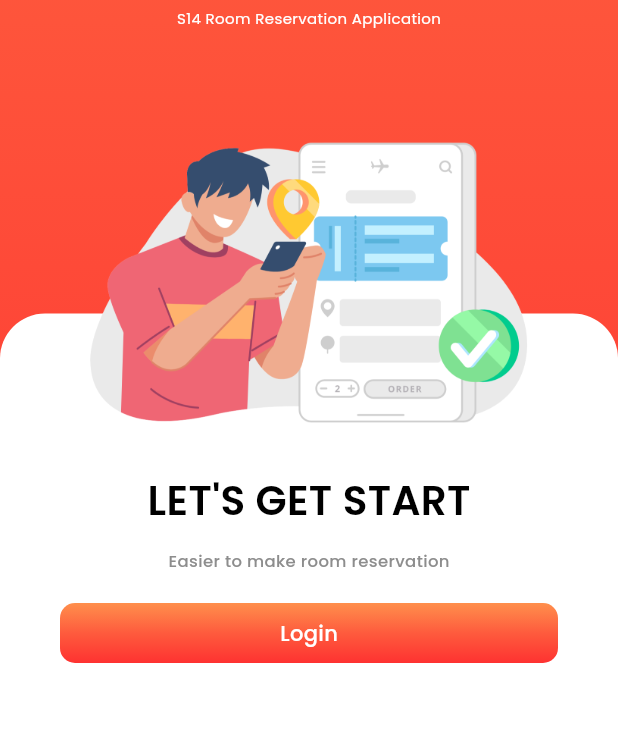
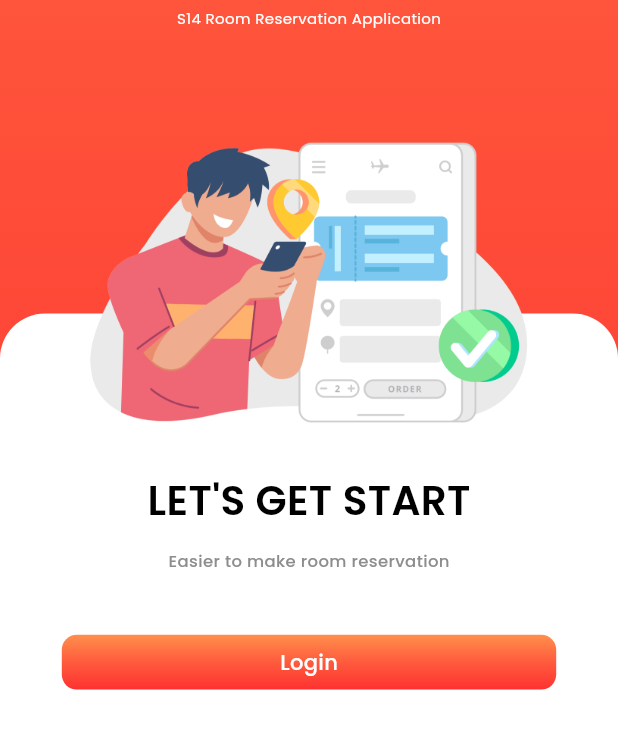
Before and after one commit to kayjirat/JongHong, a Flutter app: the screen it shows after launch, after a tap on "Login", on a phone screen of 412 x 824 dp, the part 384-1133 px from its top. Run offline on Flutter 3.47's test engine with Material 3 defaults, Android fonts, the phone set to English and light mode, and no system bars; our stand-ins replace cloud_firestore, firebase_auth, firebase_core, fluttertoast, google_sign_in; accounts and stored records are empty; network calls fail.

Commit message:
[EDIT] home page(login)

```diff
--- a/jonghong/lib/pages/home_page.dart
+++ b/jonghong/lib/pages/home_page.dart
@@ -30,7 +30,15 @@ class _HomepageState extends State<Homepage> {
 
   @override
   Widget build(BuildContext context) {
-    double screenHeight = MediaQuery.of(context).size.height;
+    // Get the screen width and height
+    final screenWidth = MediaQuery.of(context).size.width;
+    final screenHeight = MediaQuery.of(context).size.height;
+
+    // Calculate responsive padding and margin
+    final double horizontalMargin = screenWidth * 0.1; // 10% of screen width
+    final double verticalMargin = screenHeight * 0.05; // 5% of screen height
+    final double verticalPadding = screenHeight * 0.01; // 1% of screen height
+
     return MaterialApp(
       title: 'Home Page',
       home: Scaffold(
@@ -163,7 +171,6 @@ class _HomepageState extends State<Homepage> {
                                 final GoogleSignInAuthentication googleAuth =
                                     await googleUser.authentication;
 
-                                // ignore: unnecessary_null_comparison
                                 if (googleAuth == null) {
                                   print(
                                       'Google authentication data is not available.');
@@ -184,8 +191,8 @@ class _HomepageState extends State<Homepage> {
                                     msg:
                                         'Invalid email format. Please use @mail.kmutt.ac.th email address.',
                                     gravity: ToastGravity.CENTER,
-                                    backgroundColor: const Color.fromARGB(
-                                        255, 255, 149, 149),
+                                    backgroundColor:
+                                        Color.fromARGB(255, 255, 149, 149),
                                     textColor: Colors.white,
                                   );
                                   return;
@@ -201,8 +208,7 @@ class _HomepageState extends State<Homepage> {
                               Navigator.pushReplacement(
                                 context,
                                 MaterialPageRoute(
-                                  builder: (context) =>
-                                      const BottomNavigation(),
+                                  builder: (context) => BottomNavigation(),
                                 ),
                               );
                             } catch (e) {
@@ -211,9 +217,11 @@ class _HomepageState extends State<Homepage> {
                           },
                           child: Container(
                             width: double.infinity,
-                            padding: const EdgeInsets.symmetric(vertical: 10),
-                            margin: const EdgeInsets.symmetric(
-                                horizontal: 40, vertical: 20),
+                            padding:
+                                EdgeInsets.symmetric(vertical: verticalPadding),
+                            margin: EdgeInsets.symmetric(
+                                horizontal: horizontalMargin,
+                                vertical: verticalMargin),
                             decoration: BoxDecoration(
                               borderRadius: BorderRadius.circular(10),
                               gradient: const LinearGradient(
```
